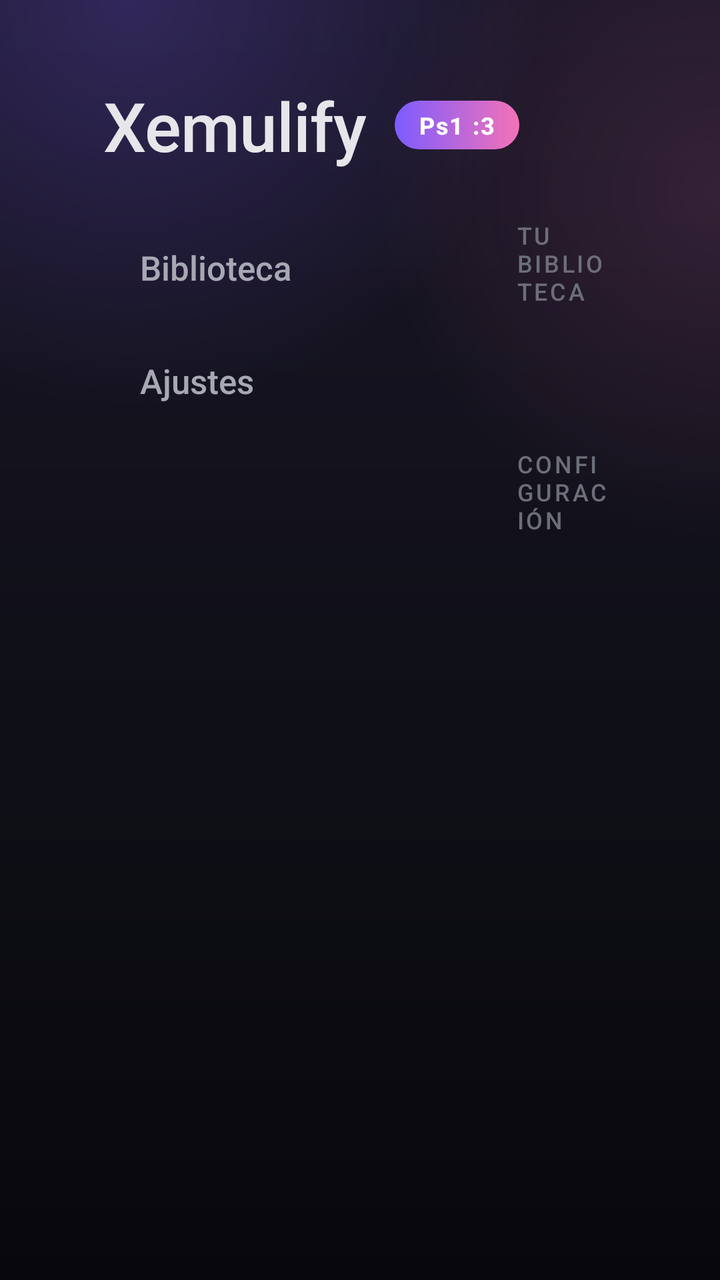
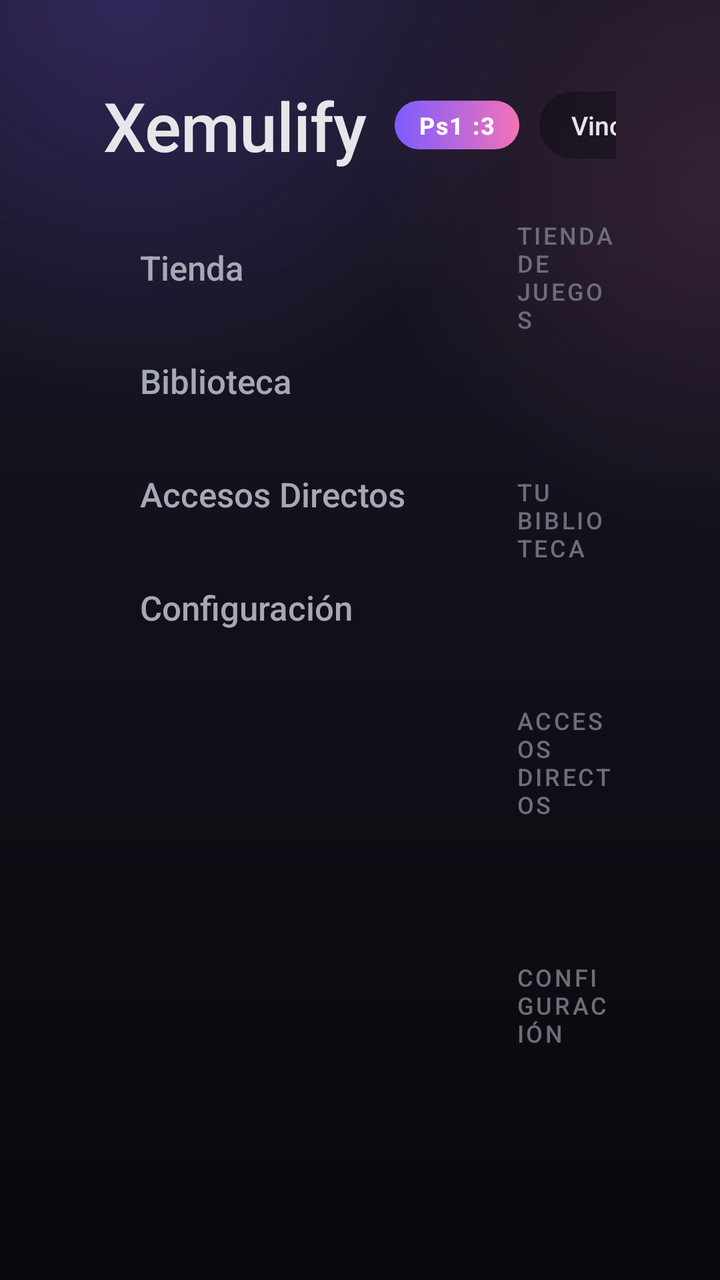

Two renders of the same Android screen: before a commit and after it. Below are the layout's source before the change and the commit's diff.
<!-- AndroidManifest.xml: application theme Theme.Xemulify -->
<!-- res/layout/activity_main.xml -->
<?xml version="1.0" encoding="utf-8"?>
<LinearLayout xmlns:android="http://schemas.android.com/apk/res/android"
    xmlns:tools="http://schemas.android.com/tools"
    android:id="@+id/home_root"
    android:layout_width="match_parent"
    android:layout_height="match_parent"
    android:orientation="vertical"
    android:background="@drawable/bg_home"
    android:paddingLeft="52dp"
    android:paddingTop="40dp"
    android:paddingRight="52dp"
    android:paddingBottom="20dp"
    tools:context=".MainActivity">

    
    <LinearLayout
        android:layout_width="match_parent"
        android:layout_height="wrap_content"
        android:orientation="horizontal"
        android:gravity="center_vertical"
        android:layout_marginBottom="24dp">

        <TextView
            android:layout_width="wrap_content"
            android:layout_height="wrap_content"
            android:text="@string/app_name"
            android:textColor="@color/text_primary"
            android:textSize="34sp"
            android:fontFamily="sans-serif-medium"
            android:letterSpacing="-0.01" />

        <TextView
            android:layout_width="wrap_content"
            android:layout_height="wrap_content"
            android:layout_marginStart="14dp"
            android:text="Ps1 :3"
            android:textColor="#FFFFFF"
            android:textSize="12sp"
            android:textStyle="bold"
            android:fontFamily="sans-serif-medium"
            android:letterSpacing="0.06"
            android:background="@drawable/bg_ps1_pill"
            android:paddingLeft="12dp"
            android:paddingRight="12dp"
            android:paddingTop="4dp"
            android:paddingBottom="4dp" />

        <View
            android:layout_width="0dp"
            android:layout_height="1dp"
            android:layout_weight="1" />

        <TextView
            android:id="@+id/txt_status"
            android:layout_width="wrap_content"
            android:layout_height="wrap_content"
            android:textColor="@color/text_secondary"
            android:textSize="13sp"
            android:fontFamily="sans-serif" />
    </LinearLayout>

    
    <LinearLayout
        android:layout_width="match_parent"
        android:layout_height="0dp"
        android:layout_weight="1"
        android:orientation="horizontal">

        
        <LinearLayout
            android:layout_width="200dp"
            android:layout_height="match_parent"
            android:orientation="vertical"
            android:paddingEnd="24dp">

            <TextView
                android:id="@+id/nav_games"
                android:layout_width="match_parent"
                android:layout_height="wrap_content"
                android:text="@string/row_games"
                android:textColor="@color/text_secondary"
                android:textSize="17sp"
                android:fontFamily="sans-serif-medium"
                android:background="@drawable/bg_nav_item"
                android:paddingLeft="18dp"
                android:paddingRight="18dp"
                android:paddingTop="13dp"
                android:paddingBottom="13dp"
                android:layout_marginBottom="8dp"
                android:focusable="true"
                android:clickable="true" />

            <TextView
                android:id="@+id/nav_settings"
                android:layout_width="match_parent"
                android:layout_height="wrap_content"
                android:text="@string/row_settings"
                android:textColor="@color/text_secondary"
                android:textSize="17sp"
                android:fontFamily="sans-serif-medium"
                android:background="@drawable/bg_nav_item"
                android:paddingLeft="18dp"
                android:paddingRight="18dp"
                android:paddingTop="13dp"
                android:paddingBottom="13dp"
                android:focusable="true"
                android:clickable="true" />
        </LinearLayout>

        
        <androidx.core.widget.NestedScrollView
            android:id="@+id/scroll"
            android:layout_width="0dp"
            android:layout_height="match_parent"
            android:layout_weight="1"
            android:clipToPadding="false"
            android:paddingBottom="40dp"
            android:scrollbars="none">

            <LinearLayout
                android:layout_width="match_parent"
                android:layout_height="wrap_content"
                android:orientation="vertical">

                
                <LinearLayout
                    android:id="@+id/sec_games"
                    android:layout_width="match_parent"
                    android:layout_height="wrap_content"
                    android:orientation="vertical"
                    android:layout_marginBottom="56dp">

                    <TextView
                        android:layout_width="wrap_content"
                        android:layout_height="wrap_content"
                        android:text="@string/section_games_label"
                        android:textColor="@color/text_muted"
                        android:textSize="12sp"
                        android:fontFamily="sans-serif-medium"
                        android:textAllCaps="true"
                        android:letterSpacing="0.1"
                        android:layout_marginStart="6dp"
                        android:layout_marginBottom="14dp" />

                    <androidx.recyclerview.widget.RecyclerView
                        android:id="@+id/grid_games"
                        android:layout_width="match_parent"
                        android:layout_height="wrap_content"
                        android:nestedScrollingEnabled="false"
                        android:clipToPadding="false"
                        android:scrollbars="none" />
                </LinearLayout>

                
                <LinearLayout
                    android:id="@+id/sec_settings"
                    android:layout_width="match_parent"
                    android:layout_height="wrap_content"
                    android:orientation="vertical">

                    <TextView
                        android:layout_width="wrap_content"
                        android:layout_height="wrap_content"
                        android:text="@string/section_settings_label"
                        android:textColor="@color/text_muted"
                        android:textSize="12sp"
                        android:fontFamily="sans-serif-medium"
                        android:textAllCaps="true"
                        android:letterSpacing="0.1"
                        android:layout_marginStart="6dp"
                        android:layout_marginBottom="14dp" />

                    <androidx.recyclerview.widget.RecyclerView
                        android:id="@+id/grid_settings"
                        android:layout_width="match_parent"
                        android:layout_height="wrap_content"
                        android:nestedScrollingEnabled="false"
                        android:clipToPadding="false"
                        android:scrollbars="none" />
                </LinearLayout>
            </LinearLayout>
        </androidx.core.widget.NestedScrollView>
    </LinearLayout>
</LinearLayout>
<!-- resources referenced by this layout -->
<resources>
  <color name="text_muted">#6C6E79</color>
  <color name="text_primary">#E6E6EA</color>
  <color name="text_secondary">#A6A8B4</color>
  <!-- drawable bg_nav_item (drawable) -->
  <?xml version="1.0" encoding="utf-8"?>
  <selector xmlns:android="http://schemas.android.com/apk/res/android">
      
      <item android:state_focused="true">
          <shape android:shape="rectangle">
              <gradient
                  android:angle="0"
                  android:startColor="#7C5CFF"
                  android:endColor="#9B7BFF" />
              <corners android:radius="14dp" />
          </shape>
      </item>
      
      <item android:state_activated="true">
          <shape android:shape="rectangle">
              <solid android:color="#231C46" />
              <corners android:radius="14dp" />
          </shape>
      </item>
      
      <item>
          <shape android:shape="rectangle">
              <solid android:color="#00000000" />
              <corners android:radius="14dp" />
          </shape>
      </item>
  </selector>
  <!-- drawable bg_ps1_pill (drawable) -->
  <?xml version="1.0" encoding="utf-8"?>
  <shape xmlns:android="http://schemas.android.com/apk/res/android"
      android:shape="rectangle">
      <gradient
          android:angle="0"
          android:startColor="#7C5CFF"
          android:endColor="#F472B6" />
      <corners android:radius="20dp" />
  </shape>
  <string name="app_name">Xemulify</string>
  <string name="row_games">Biblioteca</string>
  <string name="row_settings">Ajustes</string>
  <string name="section_games_label">Tu biblioteca</string>
  <string name="section_settings_label">Configuración</string>
  <style name="Theme.Xemulify" parent="@style/Theme.Leanback">
          <item name="android:windowBackground">@color/amoled_black</item>
          <item name="android:colorBackground">@color/amoled_black</item>
          <item name="android:navigationBarColor">@color/amoled_black</item>
          <item name="android:statusBarColor">@color/amoled_black</item>
      </style>
  <color name="amoled_black">#0D0E10</color>
  <!-- unchanged entries left out for length: 1 -->
</resources>

<!-- the commit's change to res/layout/activity_main.xml (unified diff, before → after) -->
@@ -50,13 +50,39 @@
             android:layout_height="1dp"
             android:layout_weight="1" />
 
-        <TextView
-            android:id="@+id/txt_status"
+        
+        <LinearLayout
+            android:id="@+id/layout_player_badges"
             android:layout_width="wrap_content"
             android:layout_height="wrap_content"
-            android:textColor="@color/text_secondary"
-            android:textSize="13sp"
-            android:fontFamily="sans-serif" />
+            android:orientation="horizontal"
+            android:gravity="center_vertical"
+            android:layout_marginEnd="10dp" />
+
+        
+        <LinearLayout
+            android:id="@+id/btn_controllers_hub"
+            android:layout_width="wrap_content"
+            android:layout_height="wrap_content"
+            android:orientation="horizontal"
+            android:gravity="center_vertical"
+            android:background="@drawable/bg_btn_add_player"
+            android:paddingStart="16dp"
+            android:paddingEnd="16dp"
+            android:paddingTop="8dp"
+            android:paddingBottom="8dp"
+            android:clickable="true"
+            android:focusable="true">
+
+            <TextView
+                android:id="@+id/txt_controllers_label"
+                android:layout_width="wrap_content"
+                android:layout_height="wrap_content"
+                android:text="@string/btn_add_player"
+                android:textColor="@color/text_primary"
+                android:textSize="13sp"
+                android:fontFamily="sans-serif-medium" />
+        </LinearLayout>
     </LinearLayout>
 
     
@@ -72,6 +98,25 @@
             android:layout_height="match_parent"
             android:orientation="vertical"
             android:paddingEnd="24dp">
+
+            <TextView
+                android:id="@+id/nav_store"
+                android:layout_width="match_parent"
+                android:layout_height="wrap_content"
+                android:text="@string/row_store"
+                android:textColor="@color/text_secondary"
+                android:textSize="17sp"
+                android:fontFamily="sans-serif-medium"
+                android:background="@drawable/bg_nav_item"
+                android:paddingLeft="18dp"
+                android:paddingRight="18dp"
+                android:paddingTop="13dp"
+                android:paddingBottom="13dp"
+                android:layout_marginBottom="8dp"
+                android:focusable="true"
+                android:clickable="true"
+                android:nextFocusDown="@+id/nav_games"
+                android:nextFocusRight="@+id/grid_store" />
 
             <TextView
                 android:id="@+id/nav_games"
@@ -88,7 +133,30 @@
                 android:paddingBottom="13dp"
                 android:layout_marginBottom="8dp"
                 android:focusable="true"
-                android:clickable="true" />
+                android:clickable="true"
+                android:nextFocusUp="@+id/nav_store"
+                android:nextFocusDown="@+id/nav_shortcuts"
+                android:nextFocusRight="@+id/grid_games" />
+
+            <TextView
+                android:id="@+id/nav_shortcuts"
+                android:layout_width="match_parent"
+                android:layout_height="wrap_content"
+                android:text="@string/row_shortcuts"
+                android:textColor="@color/text_secondary"
+                android:textSize="17sp"
+                android:fontFamily="sans-serif-medium"
+                android:background="@drawable/bg_nav_item"
+                android:paddingLeft="18dp"
+                android:paddingRight="18dp"
+                android:paddingTop="13dp"
+                android:paddingBottom="13dp"
+                android:layout_marginBottom="8dp"
+                android:focusable="true"
+                android:clickable="true"
+                android:nextFocusUp="@+id/nav_games"
+                android:nextFocusDown="@+id/nav_settings"
+                android:nextFocusRight="@+id/grid_shortcuts" />
 
             <TextView
                 android:id="@+id/nav_settings"
@@ -104,7 +172,9 @@
                 android:paddingTop="13dp"
                 android:paddingBottom="13dp"
                 android:focusable="true"
-                android:clickable="true" />
+                android:clickable="true"
+                android:nextFocusUp="@+id/nav_shortcuts"
+                android:nextFocusRight="@+id/grid_settings" />
         </LinearLayout>
 
         
@@ -124,6 +194,36 @@
 
                 
                 <LinearLayout
+                    android:id="@+id/sec_store"
+                    android:layout_width="match_parent"
+                    android:layout_height="wrap_content"
+                    android:orientation="vertical"
+                    android:layout_marginBottom="56dp">
+
+                    <TextView
+                        android:layout_width="wrap_content"
+                        android:layout_height="wrap_content"
+                        android:text="@string/section_store_label"
+                        android:textColor="@color/text_muted"
+                        android:textSize="12sp"
+                        android:fontFamily="sans-serif-medium"
+                        android:textAllCaps="true"
+                        android:letterSpacing="0.1"
+                        android:layout_marginStart="6dp"
+                        android:layout_marginBottom="14dp" />
+
+                    <androidx.recyclerview.widget.RecyclerView
+                        android:id="@+id/grid_store"
+                        android:layout_width="match_parent"
+                        android:layout_height="wrap_content"
+                        android:nestedScrollingEnabled="false"
+                        android:clipToPadding="false"
+                        android:scrollbars="none"
+                        android:nextFocusUp="@+id/btn_controllers_hub" />
+                </LinearLayout>
+
+                
+                <LinearLayout
                     android:id="@+id/sec_games"
                     android:layout_width="match_parent"
                     android:layout_height="wrap_content"
@@ -148,7 +248,38 @@
                         android:layout_height="wrap_content"
                         android:nestedScrollingEnabled="false"
                         android:clipToPadding="false"
-                        android:scrollbars="none" />
+                        android:scrollbars="none"
+                        android:nextFocusUp="@+id/btn_controllers_hub" />
+                </LinearLayout>
+
+                
+                <LinearLayout
+                    android:id="@+id/sec_shortcuts"
+                    android:layout_width="match_parent"
+                    android:layout_height="wrap_content"
+                    android:orientation="vertical"
+                    android:layout_marginBottom="56dp">
+
+                    <TextView
+                        android:layout_width="wrap_content"
+                        android:layout_height="wrap_content"
+                        android:text="@string/section_shortcuts_label"
+                        android:textColor="@color/text_muted"
+                        android:textSize="12sp"
+                        android:fontFamily="sans-serif-medium"
+                        android:textAllCaps="true"
+                        android:letterSpacing="0.1"
+                        android:layout_marginStart="6dp"
+                        android:layout_marginBottom="14dp" />
+
+                    <androidx.recyclerview.widget.RecyclerView
+                        android:id="@+id/grid_shortcuts"
+                        android:layout_width="match_parent"
+                        android:layout_height="wrap_content"
+                        android:nestedScrollingEnabled="false"
+                        android:clipToPadding="false"
+                        android:scrollbars="none"
+                        android:nextFocusUp="@+id/btn_controllers_hub" />
                 </LinearLayout>
 
                 
@@ -176,7 +307,8 @@
                         android:layout_height="wrap_content"
                         android:nestedScrollingEnabled="false"
                         android:clipToPadding="false"
-                        android:scrollbars="none" />
+                        android:scrollbars="none"
+                        android:nextFocusUp="@+id/btn_controllers_hub" />
                 </LinearLayout>
             </LinearLayout>
         </androidx.core.widget.NestedScrollView>
<!-- resource entries referenced after the edit -->
@@ -3,6 +3,28 @@
   <color name="text_muted">#6C6E79</color>
   <color name="text_primary">#E6E6EA</color>
   <color name="text_secondary">#A6A8B4</color>
+  <!-- drawable bg_btn_add_player (drawable) -->
+  <?xml version="1.0" encoding="utf-8"?>
+  <selector xmlns:android="http://schemas.android.com/apk/res/android">
+      <item android:state_focused="true">
+          <shape android:shape="rectangle">
+              <solid android:color="#4DFFFFFF" />
+              <corners android:radius="100dp" />
+          </shape>
+      </item>
+      <item android:state_pressed="true">
+          <shape android:shape="rectangle">
+              <solid android:color="#80000000" />
+              <corners android:radius="100dp" />
+          </shape>
+      </item>
+      <item>
+          <shape android:shape="rectangle">
+              <solid android:color="#4D000000" />
+              <corners android:radius="100dp" />
+          </shape>
+      </item>
+  </selector>
   <!-- drawable bg_nav_item (drawable) -->
   <?xml version="1.0" encoding="utf-8"?>
   <selector xmlns:android="http://schemas.android.com/apk/res/android">
@@ -42,10 +64,15 @@
       <corners android:radius="20dp" />
   </shape>
   <string name="app_name">Xemulify</string>
+  <string name="btn_add_player">Vincular nuevo mando +</string>
   <string name="row_games">Biblioteca</string>
-  <string name="row_settings">Ajustes</string>
+  <string name="row_settings">Configuración</string>
+  <string name="row_shortcuts">Accesos Directos</string>
+  <string name="row_store">Tienda</string>
   <string name="section_games_label">Tu biblioteca</string>
   <string name="section_settings_label">Configuración</string>
+  <string name="section_shortcuts_label">Accesos Directos</string>
+  <string name="section_store_label">Tienda de Juegos</string>
   <style name="Theme.Xemulify" parent="@style/Theme.Leanback">
           <item name="android:windowBackground">@color/amoled_black</item>
           <item name="android:colorBackground">@color/amoled_black</item>
